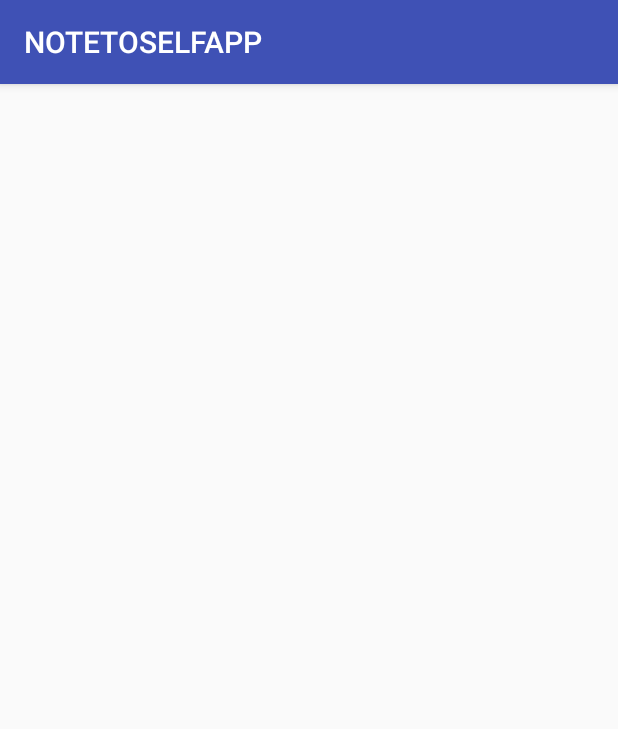
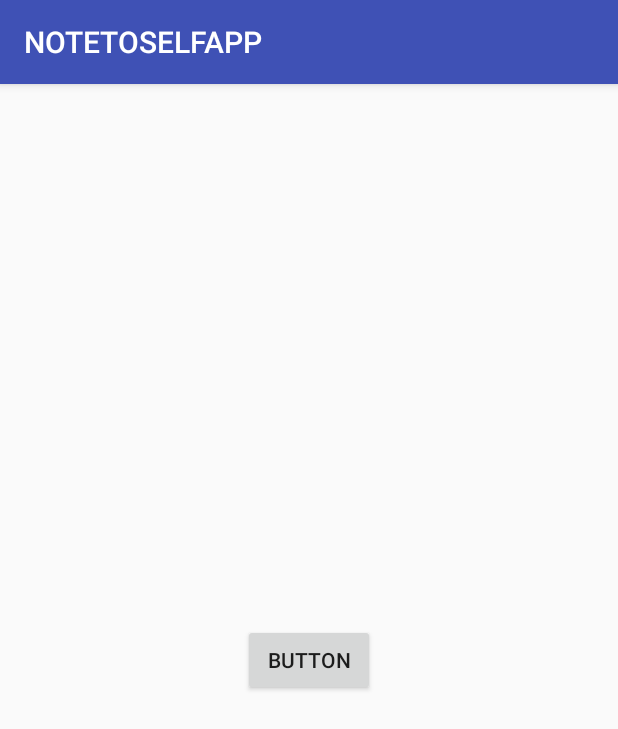
Before and after one commit to DDFipZ/NOTETOSELFAPP, an Android app: the screen it shows after launch (MainActivity), on a phone screen of 412 x 824 dp. Shown: the top 729 px of the screen. Run offline under Robolectric (Android 15) with nearby library versions, the phone set to English and light mode, and no system bars.

```diff
--- a/app/src/main/java/com/example/ddfipz/notetoselfapp/MainActivity.java
+++ b/app/src/main/java/com/example/ddfipz/notetoselfapp/MainActivity.java
@@ -2,15 +2,31 @@ package com.example.ddfipz.notetoselfapp;
 
 import android.support.v7.app.AppCompatActivity;
 import android.os.Bundle;
+import android.view.View;
 import android.widget.Button;
 
 public class MainActivity extends AppCompatActivity {
 
+    Note mTempNote = new Note();
+    public void createNewNote(Note n){
+        mTempNote = n;
+    }
     @Override
     protected void onCreate(Bundle savedInstanceState) {
         super.onCreate(savedInstanceState);
         setContentView(R.layout.activity_main);
        //Hello World! 222
+        Button button = (Button) findViewById(R.id.button);
+        button.setOnClickListener(new View.OnClickListener() {
+            @Override
+            public void onClick(View v) {
+                DialogShowNote dialog = new DialogShowNote();
+                dialog.sendNoteSelected(mTempNote);
+                dialog.show(getFragmentManager(),"123");
+            }
+        });
+
     }
 
+
 }
--- a/app/src/main/java/com/example/ddfipz/notetoselfapp/Note.java
+++ b/app/src/main/java/com/example/ddfipz/notetoselfapp/Note.java
@@ -41,7 +41,7 @@ public class Note {
         this.mTodo = mTodo;
     }
 
-    public boolean ismImportant() {
+    public boolean isImportant() {
         return mImportant;
     }
 
--- a/app/src/main/res/layout/activity_main.xml
+++ b/app/src/main/res/layout/activity_main.xml
@@ -1,9 +1,28 @@
 <?xml version="1.0" encoding="utf-8"?>
 <android.support.constraint.ConstraintLayout xmlns:android="http://schemas.android.com/apk/res/android"
+
     xmlns:app="http://schemas.android.com/apk/res-auto"
     xmlns:tools="http://schemas.android.com/tools"
     android:layout_width="match_parent"
     android:layout_height="match_parent"
     tools:context=".MainActivity">
 
+
+    <Button
+        android:id="@+id/button"
+        android:layout_width="wrap_content"
+        android:layout_height="wrap_content"
+        android:layout_marginBottom="8dp"
+        android:layout_marginEnd="8dp"
+        android:layout_marginLeft="8dp"
+        android:layout_marginRight="8dp"
+        android:layout_marginStart="8dp"
+        android:layout_marginTop="8dp"
+        android:text="Button"
+        app:layout_constraintBottom_toBottomOf="parent"
+        app:layout_constraintEnd_toEndOf="parent"
+        app:layout_constraintStart_toStartOf="parent"
+        app:layout_constraintTop_toTopOf="parent" />
+
+
 </android.support.constraint.ConstraintLayout>
--- a/app/src/main/res/layout/dialog_show_note.xml
+++ b/app/src/main/res/layout/dialog_show_note.xml
@@ -1,6 +1,7 @@
 <?xml version="1.0" encoding="utf-8"?>
 <RelativeLayout xmlns:android="http://schemas.android.com/apk/res/android"
     xmlns:app="http://schemas.android.com/apk/res-auto"
+    xmlns:tools="http://schemas.android.com/tools"
     android:layout_width="match_parent"
     android:layout_height="match_parent">
 
--- a/app/src/main/res/values/strings.xml
+++ b/app/src/main/res/values/strings.xml
@@ -3,7 +3,7 @@
     <string name="hello_world">Hello world!</string>
     <string name="action_settings">Settings</string>
 
-
+    <string name="action_add">Action</string>
     <string name="title_hint">Title</string>
     <string name="description_hint">Description</string>
     <string name="idea_checkbox">Idea</string>
--- a/build.gradle
+++ b/build.gradle
@@ -7,7 +7,7 @@ buildscript {
         jcenter()
     }
     dependencies {
-        classpath 'com.android.tools.build:gradle:3.1.0'
+        classpath 'com.android.tools.build:gradle:3.1.1'
 
 
         // NOTE: Do not place your application dependencies here; they belong
```
Also changed, not shown: app/src/main/java/com/example/ddfipz/notetoselfapp/DialogShowNote.java (+29 -3 lines).
